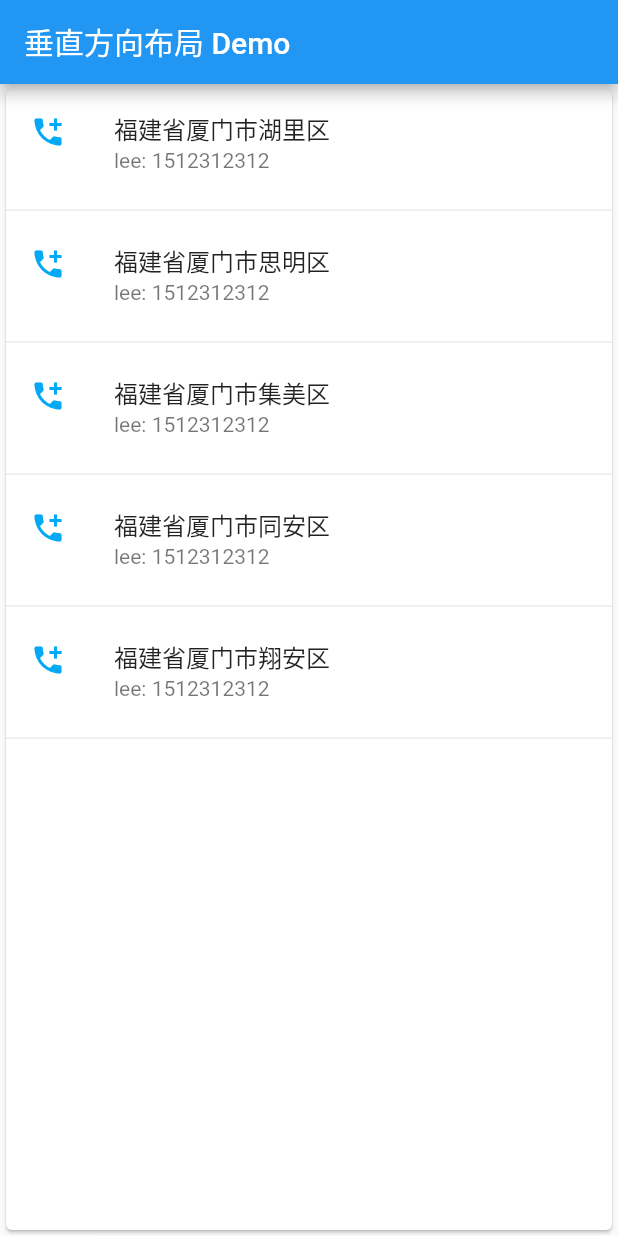
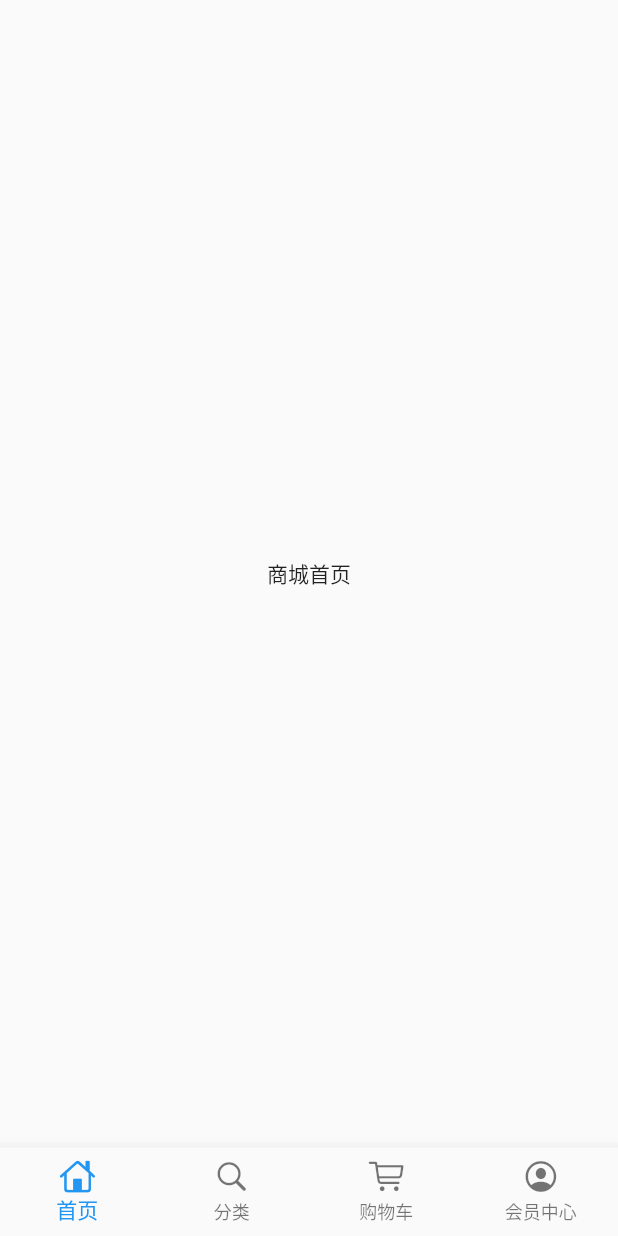
Before and after one commit to BenLakes/lean_flutter_shop, a Flutter app: the screen it shows after launch, on a phone screen of 412 x 824 dp. Run offline on Flutter 3.47's test engine with Material 2 defaults, Android fonts, the phone set to English and light mode, and no system bars.

Commit message:
添加底部导航栏与相应页面

```diff
--- a/lib/main.dart
+++ b/lib/main.dart
@@ -1,75 +1,21 @@
 import 'package:flutter/material.dart';
+import './pages/index_page.dart';
 
-void main(List<String> args) {
-  runApp(MyApp());
-}
+void main() => runApp(MyApp());
 
 class MyApp extends StatelessWidget {
   @override
   Widget build(BuildContext context) {
-    var card = Card(
-      child: Column(
-        children: <Widget>[
-          ListTile(
-             title: Text(
-               "福建省厦门市湖里区",
-               style: TextStyle(fontWeight: FontWeight.w500),
-               ),
-               subtitle: Text("lee: 1512312312"),
-               leading: Icon(Icons.add_call, color: Colors.lightBlue),
+    // 使用Container 作为根widget是为了 更好扩展 padding/margin
+    return Container(
+        child: MaterialApp(
+          title: '商城学习',
+          debugShowCheckedModeBanner: false,
+          theme: ThemeData(
+            primaryColor: Colors.pink
           ),
-          // 分割线
-          Divider(),
-          ListTile(
-             title: Text(
-               "福建省厦门市思明区",
-               style: TextStyle(fontWeight: FontWeight.w500),
-               ),
-               subtitle: Text("lee: 1512312312"),
-               leading: Icon(Icons.add_call, color: Colors.lightBlue),
-          ),
-          Divider(),
-          ListTile(
-             title: Text(
-               "福建省厦门市集美区",
-               style: TextStyle(fontWeight: FontWeight.w500),
-               ),
-               subtitle: Text("lee: 1512312312"),
-               leading: Icon(Icons.add_call, color: Colors.lightBlue),
-          ),
-          Divider(),
-          ListTile(
-             title: Text(
-               "福建省厦门市同安区",
-               style: TextStyle(fontWeight: FontWeight.w500),
-               ),
-               subtitle: Text("lee: 1512312312"),
-               leading: Icon(Icons.add_call, color: Colors.lightBlue),
-          ),
-          Divider(),
-          ListTile(
-             title: Text(
-               "福建省厦门市翔安区",
-               style: TextStyle(fontWeight: FontWeight.w500),
-               ),
-               subtitle: Text("lee: 1512312312"),
-               leading: Icon(Icons.add_call, color: Colors.lightBlue),
-          ),
-          Divider(),
-        ],
-      ),
-    );
-
-    return MaterialApp(
-      title: "Hello Lee Demo",
-      home: Scaffold(
-        appBar: AppBar(
-          title: Text("垂直方向布局 Demo"),
+          home: IndexPage(),
         ),
-        body: Center(
-          child: card,
-        ),
-      ),
     );
   }
 }
--- /dev/null
+++ b/lib/pages/cart_page.dart
@@ -0,0 +1,10 @@
+import 'package:flutter/material.dart';
+
+class CartPage extends StatelessWidget {
+  @override
+  Widget build(BuildContext context) {
+    return Scaffold(
+      body: Center(child: Text('购物车'),),
+    );
+  }
+}
--- /dev/null
+++ b/lib/pages/category_page.dart
@@ -0,0 +1,10 @@
+import 'package:flutter/material.dart';
+
+class CategoryPage extends StatelessWidget {
+  @override
+  Widget build(BuildContext context) {
+    return Scaffold(
+      body: Center(child: Text('分类'),),
+    );
+  }
+}
--- /dev/null
+++ b/lib/pages/home_page.dart
@@ -0,0 +1,10 @@
+import 'package:flutter/material.dart';
+
+class HomePage extends StatelessWidget {
+  @override
+  Widget build(BuildContext context) {
+    return Scaffold(
+      body: Center(child: Text('商城首页'),),
+    );
+  }
+}
--- /dev/null
+++ b/lib/pages/index_page.dart
@@ -0,0 +1,72 @@
+import 'package:flutter/material.dart';
+import 'package:flutter/cupertino.dart';
+import './home_page.dart';
+import './category_page.dart';
+import './cart_page.dart';
+import './member_page.dart';
+
+class IndexPage extends StatefulWidget {
+  @override
+  _IndexPageState createState() => _IndexPageState();
+}
+
+class _IndexPageState extends State<IndexPage> {
+
+  final List<BottomNavigationBarItem> bottomTabs = [
+    BottomNavigationBarItem(
+      icon: Icon(CupertinoIcons.home),
+      title: Text("首页")
+    ),
+     BottomNavigationBarItem(
+      icon: Icon(CupertinoIcons.search),
+      title: Text("分类")
+    ),
+     BottomNavigationBarItem(
+      icon: Icon(CupertinoIcons.shopping_cart),
+      title: Text("购物车")
+    ),
+     BottomNavigationBarItem(
+      icon: Icon(CupertinoIcons.profile_circled),
+      title: Text("会员中心")
+    ),
+  ];
+
+  final List tabBodies = [
+    HomePage(),
+    CategoryPage(),
+    CartPage(),
+    MemberPage(),
+  ];
+
+// 选中的下边
+  int currentIndex = 0;
+// 选中的页面
+   var currentPage;
+
+  @override
+  void initState() {
+    // 初始化tabPage
+    currentPage = tabBodies[currentIndex];
+    super.initState();
+  }
+
+
+  @override
+  Widget build(BuildContext context) {
+    return Scaffold(
+      backgroundColor: Color.fromRGBO(244, 245, 245, 1.0),
+      bottomNavigationBar: BottomNavigationBar(
+        type: BottomNavigationBarType.fixed,
+        currentIndex: currentIndex,
+        items: bottomTabs,
+        onTap: (index){
+          setState(() {
+            currentIndex = index;
+            currentPage = tabBodies[currentIndex];
+          });
+        },
+      ),
+      body: currentPage,
+    );
+  }
+}
--- /dev/null
+++ b/lib/pages/member_page.dart
@@ -0,0 +1,10 @@
+import 'package:flutter/material.dart';
+
+class MemberPage extends StatelessWidget {
+  @override
+  Widget build(BuildContext context) {
+    return Scaffold(
+      body: Center(child: Text('会员中心'),),
+    );
+  }
+}
```
